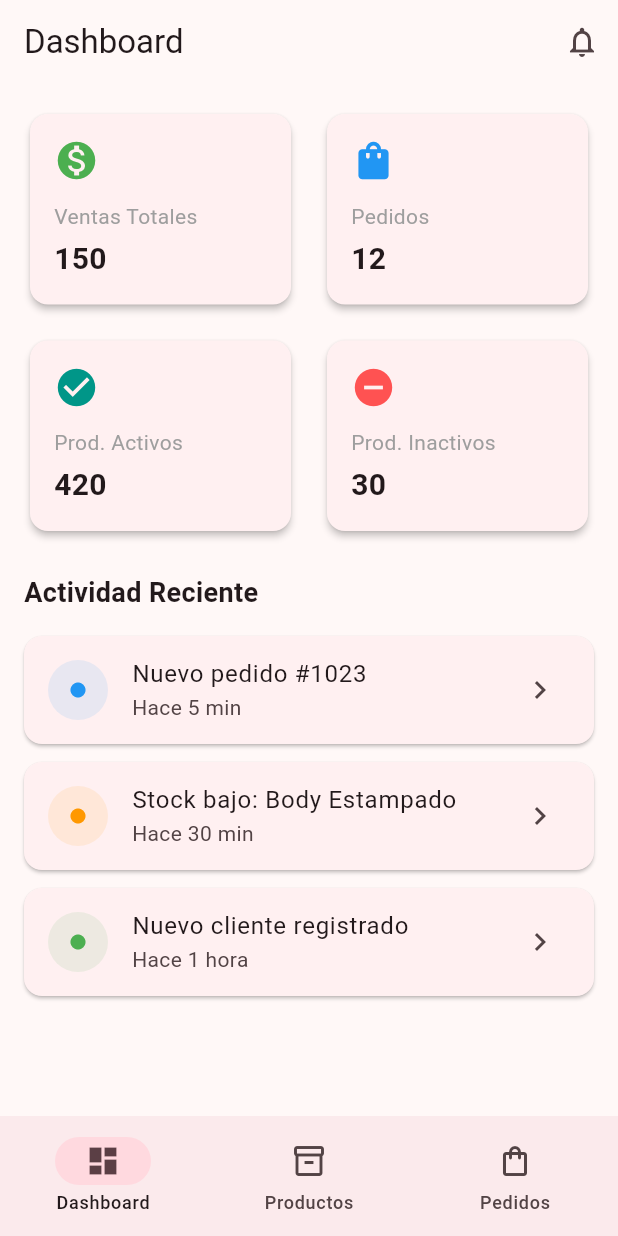
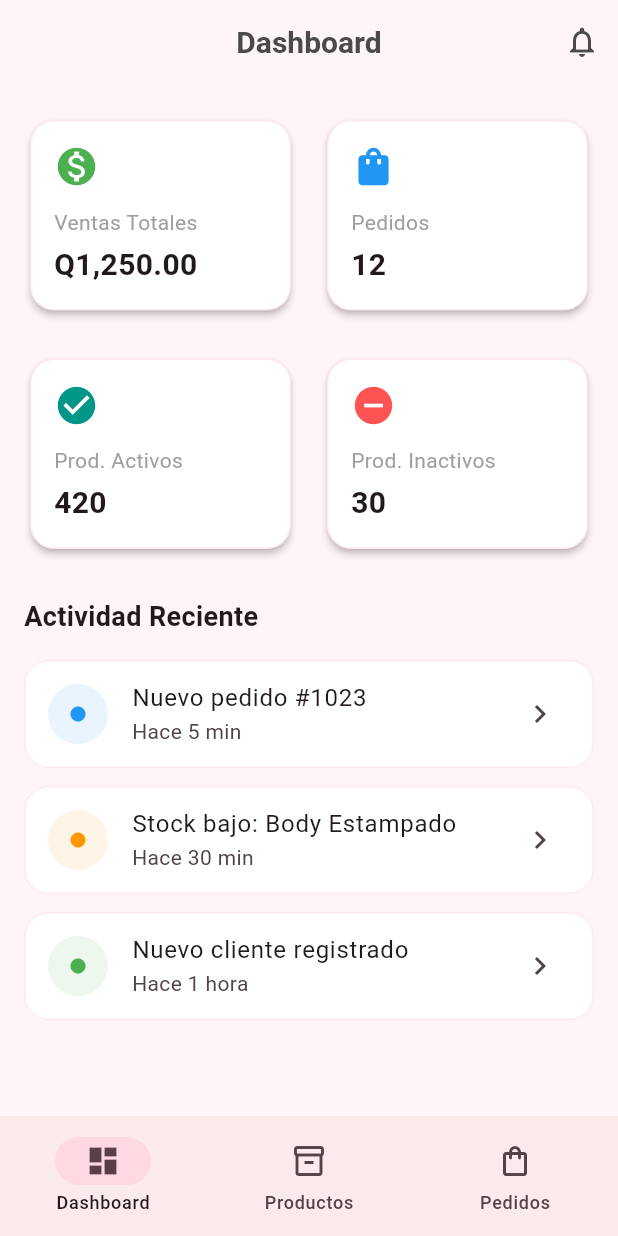
Before and after one commit to GrullonDev/creacionesbaby, a Flutter app: the screen it shows after launch, after a tap on "INGRESAR", on a phone screen of 412 x 824 dp. Run offline on Flutter 3.47's test engine with Material 3 defaults, Android fonts, the phone set to English and light mode, and no system bars; network calls fail; Roboto replaces fonts that are missing (Nunito).

Commit message:
feat: Implement a comprehensive new app theme, update currency symbols to 'Q', and refactor opacity usage with `withValues`.

```diff
--- a/lib/features/admin/dashboard/presentation/pages/admin_dashboard_page.dart
+++ b/lib/features/admin/dashboard/presentation/pages/admin_dashboard_page.dart
@@ -76,7 +76,7 @@ class DashboardOverview extends StatelessWidget {
                 child: _buildSummaryCard(
                   context,
                   'Ventas Totales',
-                  '150', // Mock data
+                  'Q1,250.00', // Mock data
                   Icons.monetization_on,
                   Colors.green,
                 ),
@@ -174,7 +174,7 @@ class DashboardOverview extends StatelessWidget {
       margin: const EdgeInsets.only(bottom: 12),
       child: ListTile(
         leading: CircleAvatar(
-          backgroundColor: color.withOpacity(0.1),
+          backgroundColor: color.withValues(alpha: 0.1),
           child: Icon(Icons.circle, color: color, size: 12),
         ),
         title: Text(title),
--- a/lib/features/admin/products/presentation/pages/add_edit_product_page.dart
+++ b/lib/features/admin/products/presentation/pages/add_edit_product_page.dart
@@ -112,7 +112,7 @@ class _AddEditProductPageState extends State<AddEditProductPage> {
                       decimal: true,
                     ),
                     decoration: const InputDecoration(
-                      labelText: 'Precio (\$)',
+                      labelText: 'Precio (Q)',
                       border: OutlineInputBorder(),
                       prefixIcon: Icon(Icons.attach_money),
                     ),
@@ -160,7 +160,7 @@ class _AddEditProductPageState extends State<AddEditProductPage> {
                 ),
                 subtitle: const Text('Controla la visibilidad en la tienda'),
                 value: _isActive,
-                activeColor: Colors.green,
+                activeThumbColor: Colors.green,
                 onChanged: (val) {
                   setState(() {
                     _isActive = val;
--- a/lib/features/admin/products/presentation/pages/product_list_page.dart
+++ b/lib/features/admin/products/presentation/pages/product_list_page.dart
@@ -102,7 +102,7 @@ class _ProductListPageState extends State<ProductListPage> {
               ),
               title: Text('Producto #$index'),
               subtitle: Text(
-                'Stock: ${isActive ? '25' : '0'} | Precio: \$15.00',
+                'Stock: ${isActive ? '25' : '0'} | Precio: Q15.00',
                 style: TextStyle(color: isActive ? Colors.black87 : Colors.red),
               ),
               trailing: PopupMenuButton<String>(
--- a/lib/features/auth/presentation/pages/admin_login_page.dart
+++ b/lib/features/auth/presentation/pages/admin_login_page.dart
@@ -33,7 +33,7 @@ class AdminLoginPage extends StatelessWidget {
                     shape: BoxShape.circle,
                     boxShadow: [
                       BoxShadow(
-                        color: Colors.black.withOpacity(0.1),
+                        color: Colors.black.withValues(alpha: 0.1),
                         blurRadius: 20,
                         offset: const Offset(0, 10),
                       ),
@@ -78,11 +78,11 @@ class AdminLoginPage extends StatelessWidget {
                 Container(
                   padding: const EdgeInsets.all(32),
                   decoration: BoxDecoration(
-                    color: Colors.white.withOpacity(0.9),
+                    color: Colors.white.withValues(alpha: 0.9),
                     borderRadius: BorderRadius.circular(24),
                     boxShadow: [
                       BoxShadow(
-                        color: Colors.black.withOpacity(0.1),
+                        color: Colors.black.withValues(alpha: 0.1),
                         blurRadius: 30,
                         offset: const Offset(0, 10),
                       ),
--- a/lib/main.dart
+++ b/lib/main.dart
@@ -16,8 +16,72 @@ class MyApp extends StatelessWidget {
       title: 'Creaciones Baby',
       debugShowCheckedModeBanner: false,
       theme: ThemeData(
-        colorScheme: ColorScheme.fromSeed(seedColor: Colors.pinkAccent),
         useMaterial3: true,
+        fontFamily: 'Nunito',
+        colorScheme: ColorScheme.fromSeed(
+          seedColor: const Color(0xFFFF80AB),
+          primary: const Color(0xFFFF80AB),
+          secondary: const Color(0xFF80D8FF),
+          surface: const Color(0xFFFFF5F8),
+        ),
+        scaffoldBackgroundColor: const Color(0xFFFFF5F8),
+        appBarTheme: const AppBarTheme(
+          backgroundColor: Color(0xFFFFF5F8),
+          surfaceTintColor: Colors.transparent,
+          centerTitle: true,
+          elevation: 0,
+          titleTextStyle: TextStyle(
+            color: Color(0xFF4A4A4A),
+            fontSize: 20,
+            fontWeight: FontWeight.bold,
+          ),
+          iconTheme: IconThemeData(color: Color(0xFF4A4A4A)),
+        ),
+        cardTheme: CardThemeData(
+          color: Colors.white,
+          elevation: 0,
+          shape: RoundedRectangleBorder(
+            borderRadius: BorderRadius.circular(16),
+            side: BorderSide(
+              color: Colors.pink.withValues(alpha: 0.1),
+              width: 1,
+            ),
+          ),
+          margin: const EdgeInsets.symmetric(vertical: 8, horizontal: 4),
+        ),
+        elevatedButtonTheme: ElevatedButtonThemeData(
+          style: ElevatedButton.styleFrom(
+            backgroundColor: const Color(0xFFFF80AB),
+            foregroundColor: Colors.white,
+            elevation: 0,
+            shape: RoundedRectangleBorder(
+              borderRadius: BorderRadius.circular(12),
+            ),
+            padding: const EdgeInsets.symmetric(vertical: 16, horizontal: 24),
+            textStyle: const TextStyle(
+              fontWeight: FontWeight.bold,
+              fontSize: 16,
+            ),
+          ),
+        ),
+        inputDecorationTheme: InputDecorationTheme(
+          filled: true,
+          fillColor: Colors.white,
+          border: OutlineInputBorder(
+            borderRadius: BorderRadius.circular(12),
+            borderSide: BorderSide(color: Colors.pink.withValues(alpha: 0.2)),
+          ),
+          enabledBorder: OutlineInputBorder(
+            borderRadius: BorderRadius.circular(12),
+            borderSide: BorderSide(color: Colors.pink.withValues(alpha: 0.2)),
+          ),
+          focusedBorder: OutlineInputBorder(
+            borderRadius: BorderRadius.circular(12),
+            borderSide: const BorderSide(color: Color(0xFFFF80AB), width: 2),
+          ),
+          prefixIconColor: const Color(0xFFFF80AB),
+          labelStyle: const TextStyle(color: Color(0xFF757575)),
+        ),
       ),
       // Route based on platform
       home: kIsWeb ? const StoreHomePage() : const AdminLoginPage(),
```
Also changed, not shown: lib/features/store/cart/presentation/pages/cart_page.dart (+10 -3 lines), lib/features/store/catalog/presentation/pages/product_detail_page.dart (+6 -2 lines), lib/features/store/home/presentation/pages/coming_soon_page.dart (+11 -8 lines), lib/features/store/home/presentation/pages/store_home_page.dart (+23 -8 lines).
